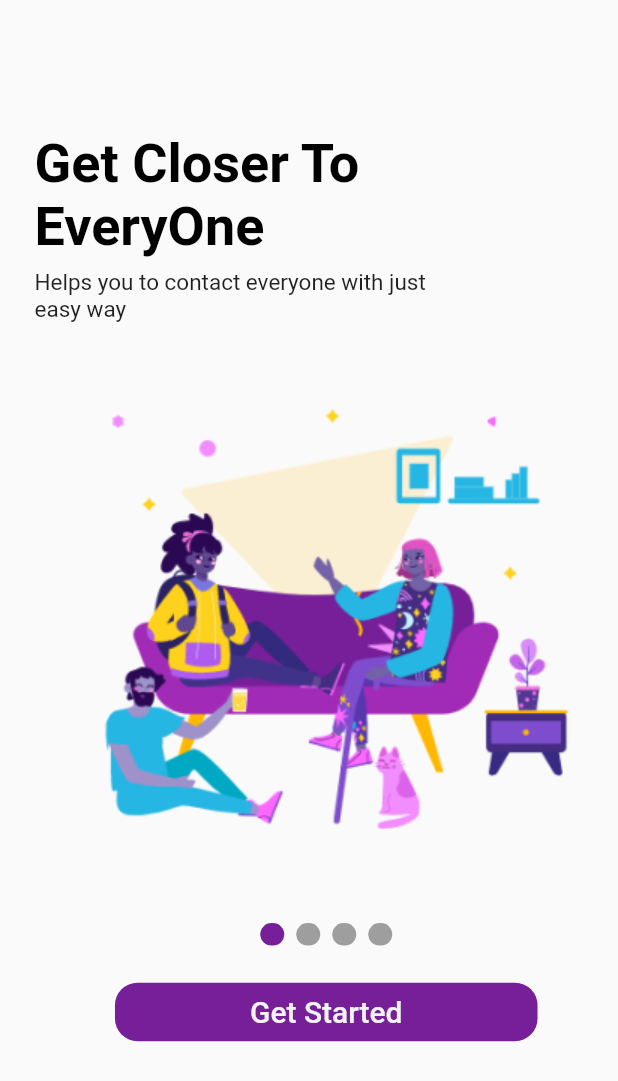
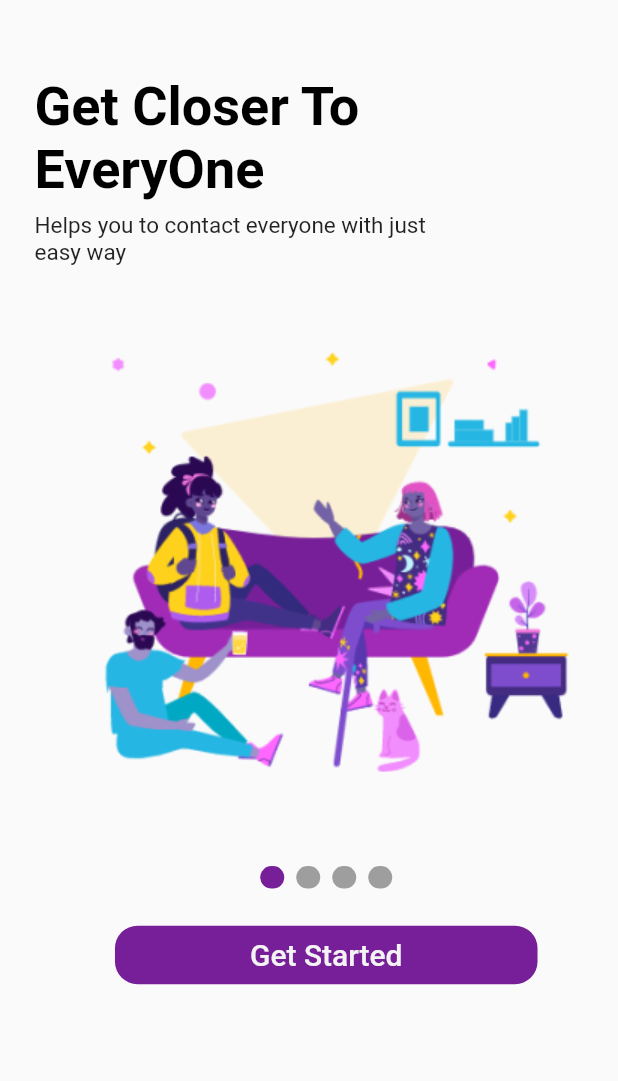
Before and after one commit to hamxamehboob/chat-app, a Flutter app: the SplashScreen screen opened directly, on a phone screen of 412 x 824 dp. Shown: the top 1081 px of the screen. Run offline on Flutter 3.47's test engine with Material 2 defaults, Android fonts, the phone set to English and light mode, and no system bars; drawn by our look-alikes of smooth_page_indicator.

Commit message:
Splash Screens Images Updated

```diff
--- a/lib/main.dart
+++ b/lib/main.dart
@@ -12,7 +12,7 @@ class MyApp extends StatelessWidget {
   Widget build(BuildContext context) {
     return const MaterialApp(
       debugShowCheckedModeBanner: false,
-      home: Login(),
+      home: SplashScreen(),
     );
   }
 }
--- a/lib/screens/splash_screen.dart
+++ b/lib/screens/splash_screen.dart
@@ -19,7 +19,7 @@ class _SplashScreenState extends State<SplashScreen> {
     return SafeArea(
       child: Scaffold(
         body: Padding(
-          padding: const EdgeInsets.only(top: 88, left: 23),
+          padding: const EdgeInsets.only(top: 50, left: 23),
           child: Column(
             crossAxisAlignment: CrossAxisAlignment.start,
             children: [
```
Also changed, not shown: assets/images/Splash_image2.png, assets/images/Splash_image3.jpg, assets/images/Splash_image4.png, assets/images/chat-concept-illustration_114360-129.png (deleted).
